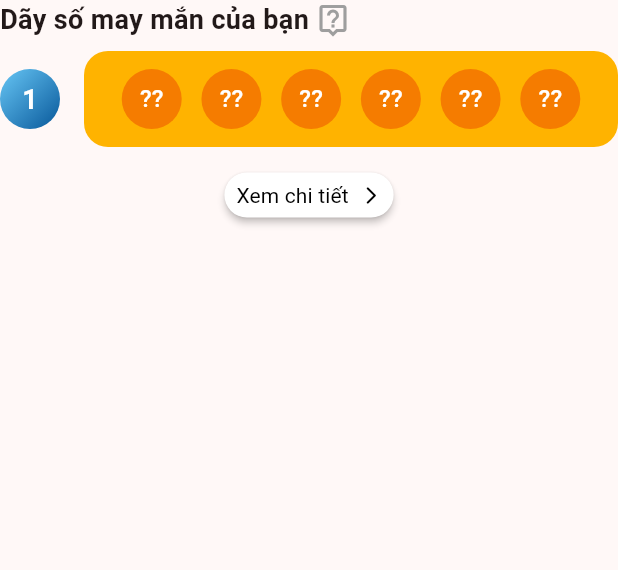
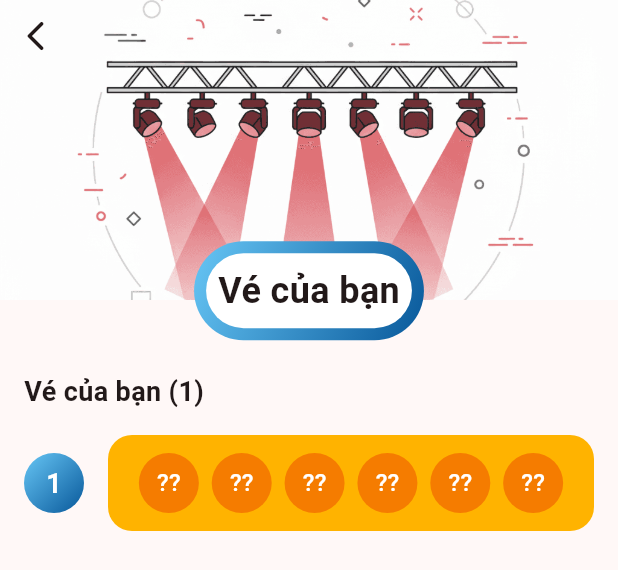
Before and after one commit to HieuNT-2001/su_kien_tot, a Flutter app: the LuckyNumbers widget shown alone on an empty page, opened directly, after a tap on "Xem chi tiết", on a phone screen of 412 x 824 dp. Shown: the top 570 px of the screen. Run offline on Flutter 3.47's test engine with Material 3 defaults, Android fonts, the phone set to English and light mode, and no system bars; our stand-ins replace circular_countdown_timer, country_code_picker, dotted_border, go_router, pinput, qr_flutter and 2 more; missing offline and left inert: image_gallery_saver_plus.

Commit message:
ticket page

```diff
--- a/lib/pages/add_friend/lucky_numbers.dart
+++ b/lib/pages/add_friend/lucky_numbers.dart
@@ -1,4 +1,5 @@
 import 'package:flutter/material.dart';
+import 'package:go_router/go_router.dart';
 
 class LuckyNumbers extends StatelessWidget {
   const LuckyNumbers({super.key});
@@ -53,7 +54,7 @@ class LuckyNumbers extends StatelessWidget {
         ),
         const SizedBox(height: 8),
         ElevatedButton.icon(
-          onPressed: () {},
+          onPressed: () => context.push('/ticket-page'),
           label: const Text('Xem chi tiết', style: TextStyle(fontWeight: FontWeight.normal)),
           icon: const Icon(Icons.arrow_forward_ios_rounded, size: 14, fontWeight: FontWeight.normal),
           iconAlignment: IconAlignment.end,
--- /dev/null
+++ b/lib/pages/ticket/ticket_page.dart
@@ -0,0 +1,96 @@
+import 'package:flutter/material.dart';
+import 'package:go_router/go_router.dart';
+
+class TicketPage extends StatelessWidget {
+  const TicketPage({super.key});
+
+  @override
+  Widget build(BuildContext context) {
+    return Scaffold(
+      appBar: AppBar(
+        toolbarHeight: 200,
+        leading: Align(
+          alignment: AlignmentGeometry.topLeft,
+          child: IconButton(icon: const Icon(Icons.arrow_back_ios_rounded, size: 24), onPressed: () => context.pop()),
+        ),
+        flexibleSpace: Stack(
+          clipBehavior: Clip.none,
+          children: [
+            Container(
+              decoration: const BoxDecoration(
+                image: DecorationImage(image: AssetImage('assets/images/trinh_dien_san_khau.png'), fit: BoxFit.cover),
+              ),
+            ),
+            Align(
+              alignment: const Alignment(0, 1.4),
+              child: Container(
+                // Viền gradient nằm ở container ngoài
+                padding: const EdgeInsets.all(8), // độ dày của viền
+                decoration: BoxDecoration(
+                  gradient: const LinearGradient(
+                    colors: [Color.fromARGB(255, 103, 198, 245), Color.fromARGB(255, 8, 88, 154)],
+                    begin: Alignment.topLeft,
+                    end: Alignment.bottomRight,
+                  ),
+                  borderRadius: BorderRadius.circular(60),
+                ),
+                child: Container(
+                  padding: const EdgeInsets.all(8),
+                  decoration: BoxDecoration(color: Colors.white, borderRadius: BorderRadius.circular(60)),
+                  child: const Text('Vé của bạn', style: TextStyle(fontSize: 24, fontWeight: FontWeight.bold)),
+                ),
+              ),
+            ),
+          ],
+        ),
+      ),
+      body: Padding(
+        padding: const EdgeInsets.all(16),
+        child: Column(
+          crossAxisAlignment: CrossAxisAlignment.start,
+          children: [
+            const SizedBox(height: 32),
+            const Text('Vé của bạn (1)', style: TextStyle(fontSize: 18, fontWeight: FontWeight.bold)),
+            const SizedBox(height: 16),
+            Row(
+              children: [
+                Container(
+                  decoration: const BoxDecoration(
+                    shape: BoxShape.circle,
+                    gradient: LinearGradient(
+                      colors: [Color.fromARGB(255, 103, 198, 245), Color.fromARGB(255, 8, 88, 154)],
+                      begin: Alignment.topLeft,
+                      end: Alignment.bottomRight,
+                    ),
+                  ),
+                  child: const CircleAvatar(
+                    backgroundColor: Colors.transparent,
+                    foregroundColor: Colors.white,
+                    child: Text('1', style: TextStyle(fontWeight: FontWeight.bold, fontSize: 18)),
+                  ),
+                ),
+                const SizedBox(width: 16),
+                Expanded(
+                  child: Container(
+                    padding: const EdgeInsets.all(12),
+                    decoration: BoxDecoration(color: Colors.amber[600], borderRadius: BorderRadius.circular(16)),
+                    child: Row(
+                      mainAxisAlignment: MainAxisAlignment.spaceEvenly,
+                      children: List.generate(
+                        6,
+                        (_) => CircleAvatar(
+                          backgroundColor: Colors.orange[700],
+                          child: const Text('??', style: TextStyle(color: Colors.white)),
+                        ),
+                      ),
+                    ),
+                  ),
+                ),
+              ],
+            ),
+          ],
+        ),
+      ),
+    );
+  }
+}
--- a/lib/routes/app_router.dart
+++ b/lib/routes/app_router.dart
@@ -23,6 +23,7 @@ import 'package:su_kien_tot/pages/profession/Profession_page.dart';
 import 'package:su_kien_tot/pages/profile/profile_page.dart';
 import 'package:su_kien_tot/pages/search/search_page.dart';
 import 'package:su_kien_tot/pages/setting/setting_page.dart';
+import 'package:su_kien_tot/pages/ticket/ticket_page.dart';
 import 'package:su_kien_tot/pages/verify/verify_page.dart';
 import 'package:su_kien_tot/pages/voucher/voucher_page.dart';
 import 'package:su_kien_tot/pages/wallet/expense_wallet.dart';
@@ -70,6 +71,7 @@ class AppRouter {
       GoRoute(path: '/profession-page', builder: (context, state) => const ProfessionPage()),
       GoRoute(path: '/create-pin-page', builder: (context, state) => const CreatePinPage()),
       GoRoute(path: '/add-friend-page', builder: (context, state) => AddFriendPage()),
+      GoRoute(path: '/ticket-page', builder: (context, state) => const TicketPage()),
       StatefulShellRoute.indexedStack(
         builder: (context, state, navigationShell) {
           return Scaffold(
```
